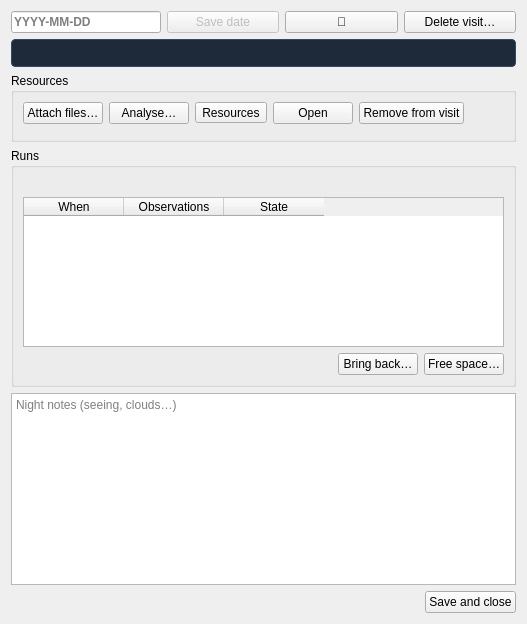
Before: the Qt Designer form nightscribe/gui/ui/visit_window.ui in irydeo/nightscribe, drawn with Qt 5.
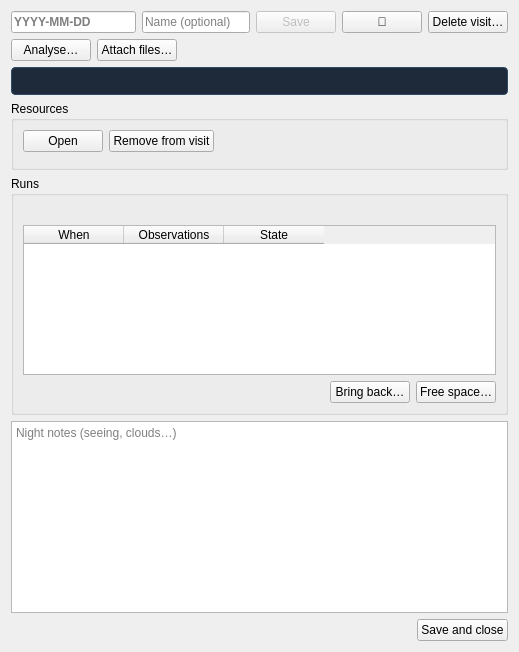
After: the same form once the commit is applied.

Commit message: feat(visits): name the visit, highlight the normal path, un-hide attaching

```diff
--- a/nightscribe/gui/ui/visit_window.ui
+++ b/nightscribe/gui/ui/visit_window.ui
@@ -17,11 +17,19 @@
     <layout class="QHBoxLayout" name="row_head">
      <property name="layoutStretch"><string notr="true">1,0,0,0</string></property>
      <item><widget class="QLineEdit" name="vp_visit_date"><property name="placeholderText"><string notr="true">YYYY-MM-DD</string></property><property name="toolTip"><string>The visit's date (its name in the list). Points already saved to it keep their own MJD</string></property><property name="maximumSize"><size><width>150</width><height>16777215</height></size></property><property name="font"><font><bold>true</bold></font></property></widget></item>
-     <item><widget class="QPushButton" name="vp_btn_save_date"><property name="text"><string>Save date</string></property><property name="toolTip"><string>Save the visit's date (the date is its name in the list)</string></property><property name="enabled"><bool>false</bool></property></widget></item>
+     <item><widget class="QLineEdit" name="vp_visit_label"><property name="placeholderText"><string>Name (optional)</string></property><property name="toolTip"><string>A name for this visit, on top of its date (a second pass the same night, a session that ran past midnight…). The date stays the folder and the sort order</string></property><property name="maximumSize"><size><width>220</width><height>16777215</height></size></property></widget></item>
+     <item><widget class="QPushButton" name="vp_btn_save_date"><property name="text"><string>Save</string></property><property name="toolTip"><string>Save the visit's date and name (the date is its name in the list)</string></property><property name="enabled"><bool>false</bool></property></widget></item>
      <item><widget class="QPushButton" name="vp_btn_pin"><property name="text"><string notr="true">📌</string></property><property name="toolTip"><string>Pin the visit: it floats to the top of the list</string></property><property name="checkable"><bool>true</bool></property></widget></item>
      <item><widget class="QPushButton" name="vp_btn_delete"><property name="text"><string>Delete visit…</string></property></widget></item>
     </layout>
    </item>
+   <item>
+    <layout class="QHBoxLayout" name="row_actions">
+     <item><widget class="QPushButton" name="vp_btn_analyze"><property name="text"><string>Analyse…</string></property><property name="toolTip"><string>The visit's own analysis, chosen by the object's kind: the track &amp; stack for the objects that move, the series for the ones that vary. The blink and the rest of the reduction live in the editor, which this opens</string></property></widget></item>
+     <item><widget class="QPushButton" name="vp_btn_attach"><property name="text"><string>Attach files…</string></property><property name="toolTip"><string>FITS plates, imported photometry, ephemeris, reports… registered to this visit (the file on disk is linked, never copied or moved)</string></property></widget></item>
+     <item><spacer name="hsp_actions"><property name="orientation"><enum>Qt::Horizontal</enum></property><property name="sizeHint" stdset="0"><size><width>40</width><height>20</height></size></property></spacer></item>
+    </layout>
+   </item>
    <item>
     <widget class="QLabel" name="vp_lbl_confirm">
      <property name="visible"><bool>false</bool></property>
@@ -39,9 +47,6 @@
      <layout class="QVBoxLayout" name="vbox_res"><property name="leftMargin"><number>9</number></property><property name="topMargin"><number>9</number></property><property name="rightMargin"><number>9</number></property><property name="bottomMargin"><number>9</number></property>
       <item>
        <layout class="QHBoxLayout" name="row_res">
-        <item><widget class="QPushButton" name="vp_btn_attach"><property name="text"><string>Attach files…</string></property><property name="toolTip"><string>FITS plates, imported photometry, ephemeris, reports… registered to this visit (the file on disk is linked, never copied or moved)</string></property></widget></item>
-        <item><widget class="QPushButton" name="vp_btn_analyze"><property name="text"><string>Analyse…</string></property><property name="toolTip"><string>The visit's own analysis, chosen by the object's kind: the track &amp; stack for the objects that move, the series for the ones that vary. The blink and the rest of the reduction live in the editor, which this opens</string></property></widget></item>
-        <item><widget class="QToolButton" name="vp_btn_resources"><property name="text"><string>Resources</string></property><property name="toolTip"><string>The visit's files: attach new ones, open the selected one or unlink it. The file on disk is linked, never copied or moved</string></property><property name="popupMode"><enum>QToolButton::InstantPopup</enum></property></widget></item>
         <item><widget class="QPushButton" name="vp_btn_open"><property name="text"><string>Open</string></property><property name="toolTip"><string>Plates open in the FITS editor; everything else opens with the system</string></property></widget></item>
         <item><widget class="QPushButton" name="vp_btn_remove"><property name="text"><string>Remove from visit</string></property><property name="toolTip"><string>Unlink the selected resource (the file on disk is never touched)</string></property></widget></item>
         <item><spacer name="hsp_res"><property name="orientation"><enum>Qt::Horizontal</enum></property><property name="sizeHint" stdset="0"><size><width>40</width><height>20</height></size></property></spacer></item>
```
Left out of the diff: 8 changed lines with no effect on the pictures. The commit also changes 23 other files.
